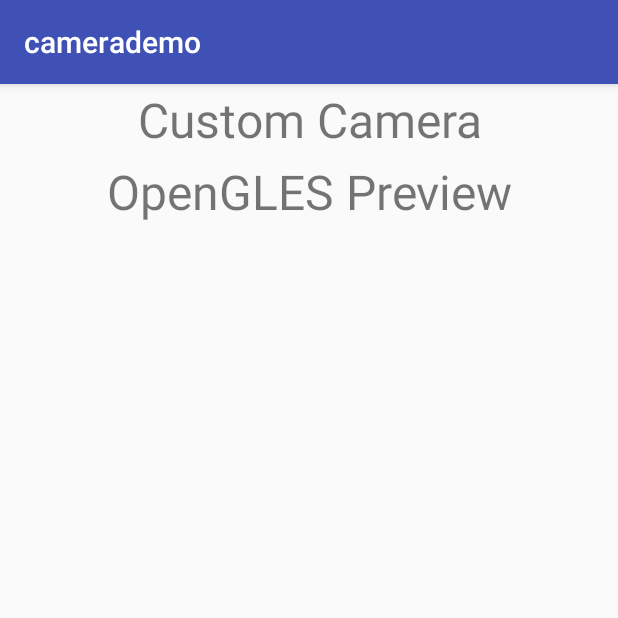
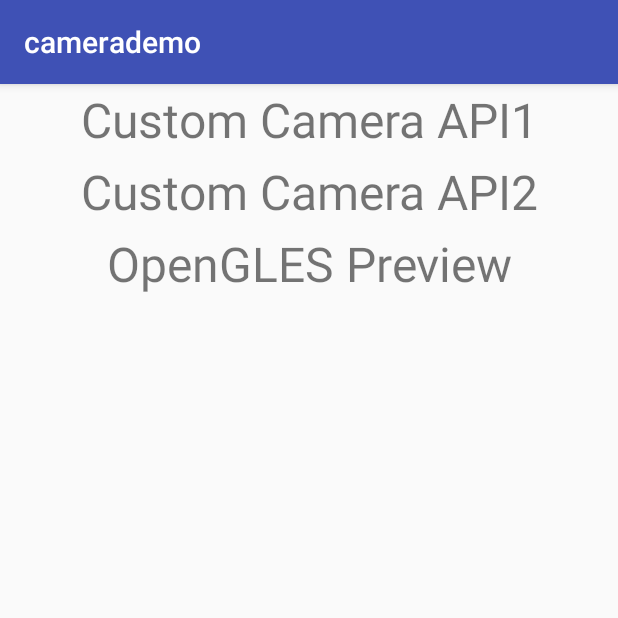
Before and after one commit to yutianzuo/android-camera, an Android app: the screen it shows after launch (MainActivity), on a phone screen of 412 x 824 dp, the top half of it. Run offline under Robolectric (Android 15) with nearby library versions, the phone set to English and light mode, and no system bars.

Commit message:
debug camera2

```diff
--- a/app/src/main/java/com/github/yutianzuo/camerademo/MainActivity.java
+++ b/app/src/main/java/com/github/yutianzuo/camerademo/MainActivity.java
@@ -13,6 +13,10 @@ public class MainActivity extends AppCompatActivity implements View.OnClickListe
     protected void onCreate(Bundle savedInstanceState) {
         super.onCreate(savedInstanceState);
         setContentView(R.layout.activity_main);
+
+        TextView tv0 = findViewById(R.id.txt0);
+        tv0.setOnClickListener(this);
+
         TextView tv1 = findViewById(R.id.txt1);
         tv1.setOnClickListener(this);
 
@@ -24,6 +28,9 @@ public class MainActivity extends AppCompatActivity implements View.OnClickListe
     public void onClick(View view) {
         Intent intent;
         switch (view.getId()) {
+            case R.id.txt0:
+                Toast.makeText(this, "coming soon", Toast.LENGTH_LONG).show();
+                break;
             case R.id.txt1:
                 intent = new Intent(this, CustomCamera2.class);
                 startActivity(intent);
--- a/app/src/main/res/layout/activity_camera2_preview.xml
+++ b/app/src/main/res/layout/activity_camera2_preview.xml
@@ -4,16 +4,12 @@
     android:layout_width="match_parent"
     android:layout_height="match_parent">
 
-    <View
-        android:id="@+id/view_test"
-        android:layout_width="match_parent"
-        android:layout_height="100dp"/>
+
 
     <ScrollView
         android:id="@+id/scrollview"
         android:layout_width="match_parent"
         android:layout_height="match_parent"
-        android:layout_below="@+id/view_test"
         android:fillViewport="true"
         android:scrollbars="none">
 
--- a/app/src/main/res/layout/activity_main.xml
+++ b/app/src/main/res/layout/activity_main.xml
@@ -1,6 +1,5 @@
 <?xml version="1.0" encoding="utf-8"?>
 <RelativeLayout xmlns:android="http://schemas.android.com/apk/res/android"
-    xmlns:app="http://schemas.android.com/apk/res-auto"
     xmlns:tools="http://schemas.android.com/tools"
     android:layout_width="match_parent"
     android:layout_height="match_parent"
@@ -12,24 +11,31 @@
         android:orientation="vertical">
 
         <TextView
+            android:id="@+id/txt0"
+            android:layout_width="match_parent"
+            android:layout_height="48dp"
+            android:layout_gravity="center"
+            android:gravity="center"
+            android:text="Custom Camera API1"
+            android:textSize="32sp" />
+
+        <TextView
             android:id="@+id/txt1"
             android:layout_width="match_parent"
             android:layout_height="48dp"
-            android:textSize="32sp"
-            android:text="Custom Camera"
             android:layout_gravity="center"
             android:gravity="center"
-            />
+            android:text="Custom Camera API2"
+            android:textSize="32sp" />
 
         <TextView
             android:id="@+id/txt2"
             android:layout_width="match_parent"
             android:layout_height="48dp"
-            android:textSize="32sp"
-            android:text="OpenGLES Preview"
             android:layout_gravity="center"
             android:gravity="center"
-            />
+            android:text="OpenGLES Preview"
+            android:textSize="32sp" />
 
     </LinearLayout>
 
```
Also changed, not shown: app/src/main/java/com/github/yutianzuo/camerademo/CustomCamera2.java (+58 -32 lines).
